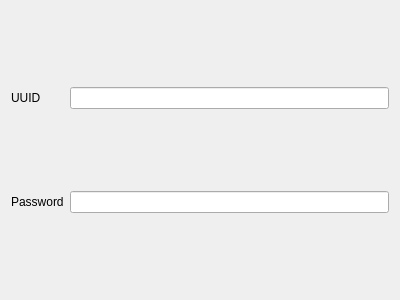
throneproj/Throne, file include/ui/profile/edit_juicity.ui: the form before one commit.
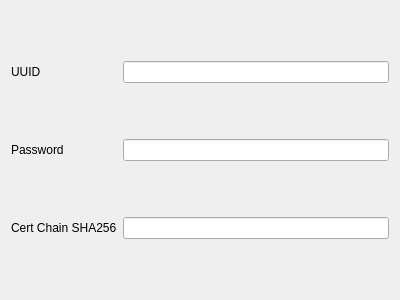
The form after the commit.

Commit message: add juicity certificate chain pin

The edit to the form file:
```diff
--- a/include/ui/profile/edit_juicity.ui
+++ b/include/ui/profile/edit_juicity.ui
@@ -40,6 +40,23 @@
      </property>
     </widget>
    </item>
+   <item row="2" column="0">
+    <widget class="QLabel" name="label_3">
+     <property name="text">
+      <string>Cert Chain SHA256</string>
+     </property>
+     <property name="buddy">
+      <cstring>pinned_certchain_sha256</cstring>
+     </property>
+    </widget>
+   </item>
+   <item row="2" column="1">
+    <widget class="QLineEdit" name="pinned_certchain_sha256">
+     <property name="toolTip">
+      <string>Certificate chain hash printed by juicity-server; replaces CA verification, even with Allow insecure</string>
+     </property>
+    </widget>
+   </item>
   </layout>
  </widget>
  <resources/>
```
Left out of the diff: 5 changed lines with no effect on the pictures. The commit also changes 6 other files.
